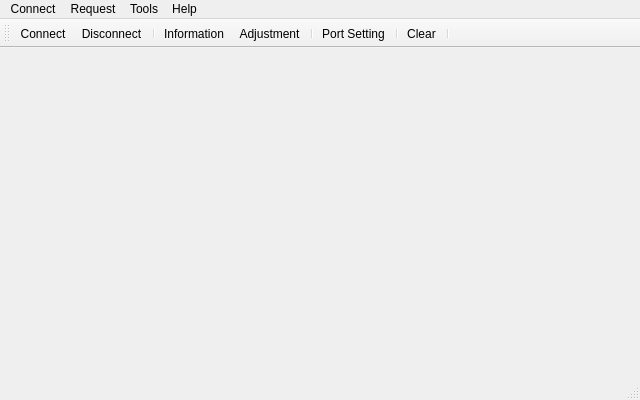
Old version of the form SynchroTimeApp/mainwindow.ui in the repository SergejBre/SynchroTime.
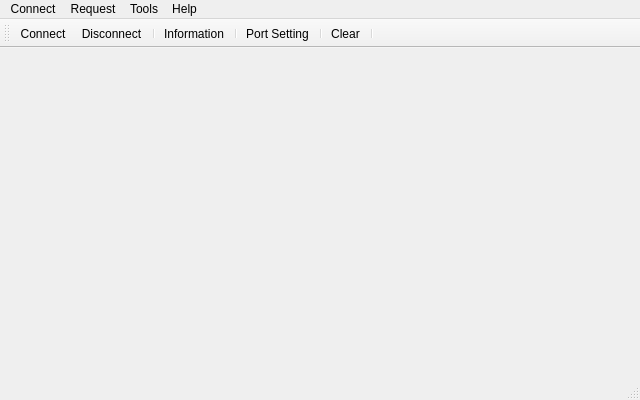
New version of the form. Icons and pictures are not drawn.

Commit message: Updated the design of the main window form

Patch:
```diff
--- a/SynchroTimeApp/mainwindow.ui
+++ b/SynchroTimeApp/mainwindow.ui
@@ -85,7 +85,6 @@
    <addaction name="actionDisconnect"/>
    <addaction name="separator"/>
    <addaction name="actionInformation"/>
-   <addaction name="actionAdjustment"/>
    <addaction name="separator"/>
    <addaction name="actionPort_Setting"/>
    <addaction name="separator"/>
```
